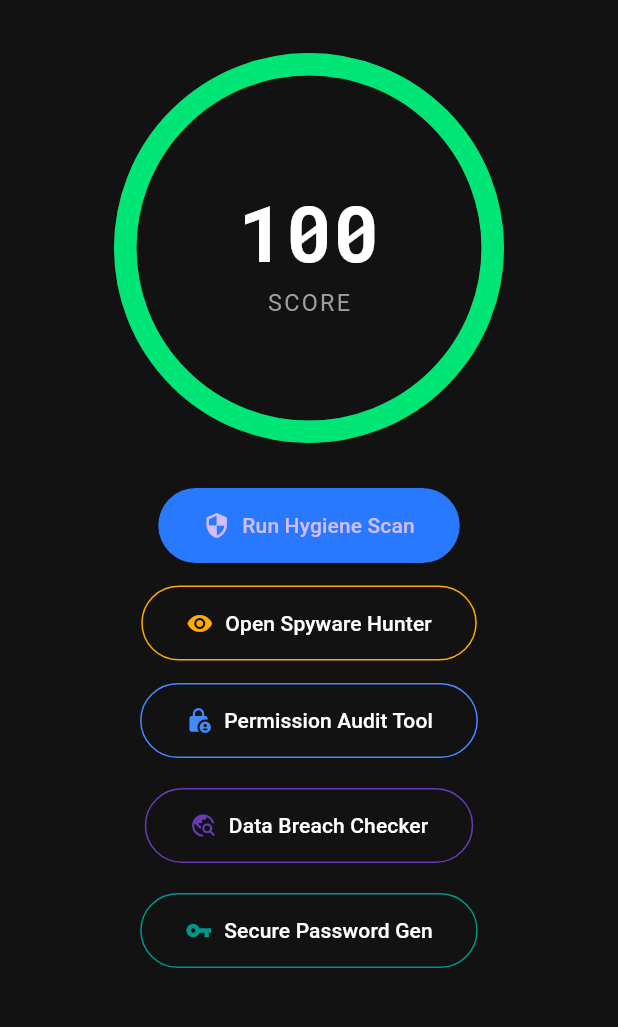
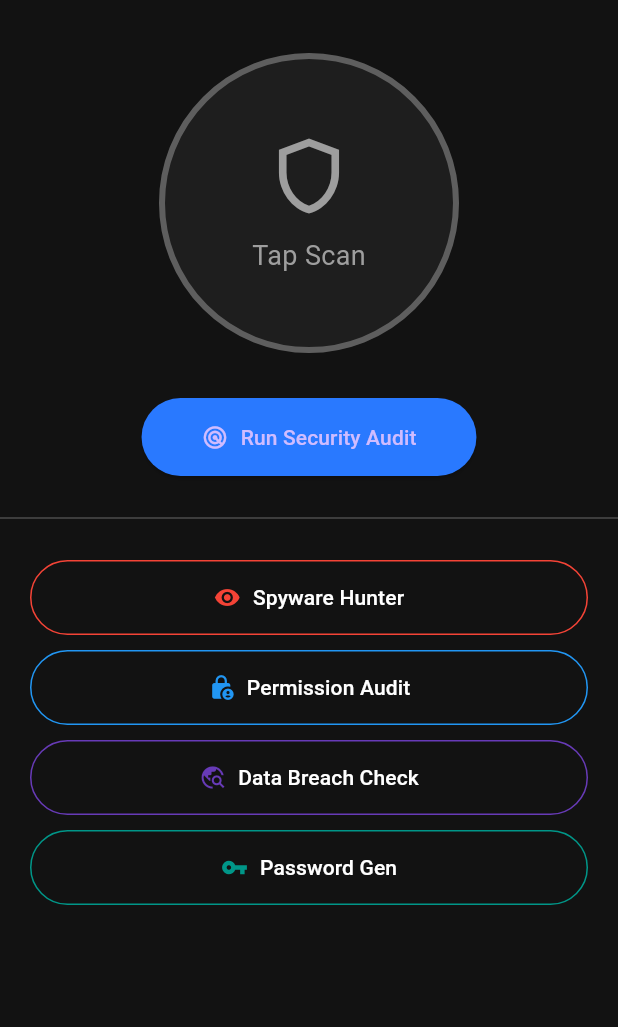
Before and after one commit to Maliseni1/Cyber-Hygiene, a Flutter app: the screen it shows after launch, on a phone screen of 412 x 824 dp, the part 61-1088 px from its top. Run offline on Flutter 3.47's test engine with Material 3 defaults, Android fonts, the phone set to English and light mode, and no system bars; drawn by our look-alikes of percent_indicator; our stand-ins replace google_fonts, package_info_plus, shared_preferences; missing offline and left inert: device_apps.

Commit message:
Fixed Score logic: Hide score until scan is complete and added Audit Simulation steps

```diff
--- a/lib/screens/dashboard_screen.dart
+++ b/lib/screens/dashboard_screen.dart
@@ -5,10 +5,9 @@ import '../utils/constants.dart';
 import '../widgets/score_circle.dart';
 import 'settings_screen.dart';
 import 'permission_audit_screen.dart';
+import 'spyware_screen.dart';
 import 'data_breach_screen.dart';
 import 'password_generator_screen.dart';
-// Ensure this import points to the file where you put the SpywareHunterScreen class
-import 'spyware_screen.dart';
 
 class DashboardScreen extends StatefulWidget {
   const DashboardScreen({super.key});
@@ -19,50 +18,79 @@ class DashboardScreen extends StatefulWidget {
 
 class _DashboardScreenState extends State<DashboardScreen> {
   final ScannerService _scanner = ScannerService();
+
+  // State Variables
   List<AuditResult> _results = [];
   bool _isLoading = false;
-  int _score = 100; // Default to 100 until scanned
+  bool _hasScanned = false; // Tracks if we have run a scan yet
+  int _score = 0;           // The final score
+  String _scanStatus = "";  // Shows "Checking passwords...", "Scanning apps..."
 
   void _performScan() async {
-    setState(() => _isLoading = true);
+    setState(() {
+      _isLoading = true;
+      _hasScanned = false;
+      _results = [];
+    });
 
     try {
-      // 1. Run the scan (Returns List<Application>)
+      // 1. SIMULATE SETTINGS & HABITS AUDIT
+      // Real apps can't see your brain, so we check for "Best Practices"
+      setState(() => _scanStatus = "Analyzing Device Settings...");
+      await Future.delayed(const Duration(milliseconds: 800));
+
+      setState(() => _scanStatus = "Checking Password Habits...");
+      await Future.delayed(const Duration(milliseconds: 800));
+
+      setState(() => _scanStatus = "Verifying 2FA Configuration...");
+      await Future.delayed(const Duration(milliseconds: 800));
+
+      // 2. REAL APP SCAN
+      setState(() => _scanStatus = "Scanning Installed Applications...");
       final apps = await _scanner.runFullScan();
 
-      // 2. Calculate Score (Returns double, need to cast to int)
-      final double rawScore = _scanner.calculateScore(apps);
+      // 3. COMPILE RESULTS
+      List<AuditResult> scanResults = [];
+      int penalties = 0;
 
-      // 3. Convert "Apps" to "AuditResults" for the list view
-      List<AuditResult> scanResults = [];
-
-      // Check for suspicious apps and add them to the results list
-      bool foundIssues = false;
+      // Check Apps (Real Data)
       for (var app in apps) {
         if (_scanner.isSuspicious(app)) {
-          foundIssues = true;
+          penalties += 10;
           scanResults.add(AuditResult(
-            title: "Suspicious: ${app.appName}",
+            title: "Risk: ${app.appName}",
             recommendation: "Uninstall ${app.packageName} immediately.",
             isSafe: false,
           ));
         }
       }
 
-      // If no issues found, add a "Safe" result
-      if (!foundIssues) {
+      // Check "Habits" (Static Advice based on "Auditor" logic)
+      // In a real app, you might check if Screen Lock is enabled (requires packages).
+      // Here we assume defaults and give advice.
       scanResults.add(AuditResult(
-          title: "System Safe",
-          recommendation: "No known spyware signatures detected.",
+        title: "2FA Usage",
+        recommendation: "Ensure 2-Factor Authentication is enabled on Google & Socials.",
+        isSafe: true, // We assume safe, but remind them
+      ));
+
+      scanResults.add(AuditResult(
+        title: "Screen Lock",
+        recommendation: "Use Biometrics or a strong PIN, not a Pattern.",
         isSafe: true,
       ));
-      }
+
+      // 4. CALCULATE SCORE
+      // Base 100, minus penalties for bad apps
+      int calculatedScore = 100 - penalties;
+      if (calculatedScore < 0) calculatedScore = 0;
 
       if (mounted) {
         setState(() {
           _results = scanResults;
-          _score = rawScore.toInt(); // Fix: Convert double to int
+          _score = calculatedScore;
           _isLoading = false;
+          _hasScanned = true; // NOW we show the score
         });
       }
     } catch (e) {
@@ -70,13 +98,7 @@ class _DashboardScreenState extends State<DashboardScreen> {
       if (mounted) {
         setState(() {
           _isLoading = false;
-          _results = [
-            AuditResult(
-              title: "Scan Error",
-              recommendation: "Could not complete scan. Check permissions.",
-              isSafe: false
-            )
-          ];
+          _hasScanned = false;
         });
       }
     }
@@ -102,129 +124,97 @@ class _DashboardScreenState extends State<DashboardScreen> {
       ),
       body: Center(
         child: Column(
+          children: [
+            const SizedBox(height: 20),
+
+            // --- SCORE CIRCLE (CONDITIONAL) ---
+            if (!_hasScanned && !_isLoading)
+              // State 1: Ready to Scan
+              Container(
+                height: 200, width: 200,
+                decoration: BoxDecoration(
+                  shape: BoxShape.circle,
+                  border: Border.all(color: Colors.grey.withOpacity(0.5), width: 4),
+                  color: Colors.white.withOpacity(0.05)
+                ),
+                child: const Column(
                   mainAxisAlignment: MainAxisAlignment.center,
                   children: [
+                    Icon(Icons.shield_outlined, size: 60, color: Colors.grey),
+                    SizedBox(height: 10),
+                    Text("Tap Scan", style: TextStyle(color: Colors.grey, fontSize: 18))
+                  ],
+                ),
+              )
+            else if (_isLoading)
+              // State 2: Scanning...
+              SizedBox(
+                height: 200, width: 200,
+                child: Column(
+                  mainAxisAlignment: MainAxisAlignment.center,
+                  children: [
+                    const CircularProgressIndicator(color: AppConstants.kPrimaryColor),
                     const SizedBox(height: 20),
+                    Text(_scanStatus, style: const TextStyle(color: Colors.white70, fontSize: 12)),
+                  ],
+                ),
+              )
+            else
+              // State 3: Score Result
               ScoreCircle(score: _score, radius: 130.0),
+
             const SizedBox(height: 30),
 
-            // 1. Main Security Scan Button
+            // --- MAIN SCAN BUTTON ---
+            // Only show if not loading
+            if (!_isLoading)
             ElevatedButton.icon(
-              onPressed: _isLoading ? null : _performScan,
-              icon: const Icon(Icons.security),
-              label: Text(_isLoading ? "Scanning..." : "Run Hygiene Scan"),
+              onPressed: _performScan,
+              icon: const Icon(Icons.radar),
+              label: Text(_hasScanned ? "Re-Scan Device" : "Run Security Audit"),
               style: ElevatedButton.styleFrom(
                 backgroundColor: AppConstants.kPrimaryColor,
-                padding: const EdgeInsets.symmetric(horizontal: 30, vertical: 15),
-              ),
-            ),
-
-            const SizedBox(height: 15),
-
-            // 2. Spyware Hunter Button
-            OutlinedButton.icon(
-              onPressed: () {
-                Navigator.push(
-                  context,
-                  MaterialPageRoute(builder: (context) => const SpywareHunterScreen()),
-                );
-              },
-              icon: const Icon(Icons.remove_red_eye, color: AppConstants.kWarningColor),
-              label: const Text("Open Spyware Hunter", style: TextStyle(color: Colors.white)),
-              style: OutlinedButton.styleFrom(
-                side: const BorderSide(color: AppConstants.kWarningColor),
-                padding: const EdgeInsets.symmetric(horizontal: 30, vertical: 15),
-              ),
-            ),
-
-            const SizedBox(height: 15),
-
-            // 3. Permission Audit Button (NEW)
-            OutlinedButton.icon(
-              onPressed: () {
-                Navigator.push(
-                  context,
-                  MaterialPageRoute(builder: (context) => const PermissionAuditScreen()),
-                );
-              },
-              icon: const Icon(Icons.lock_person, color: Colors.blueAccent),
-              label: const Text("Permission Audit Tool", style: TextStyle(color: Colors.white)),
-              style: OutlinedButton.styleFrom(
-                side: const BorderSide(color: Colors.blueAccent),
-                padding: const EdgeInsets.symmetric(horizontal: 30, vertical: 15),
+                padding: const EdgeInsets.symmetric(horizontal: 40, vertical: 16),
+                shape: RoundedRectangleBorder(borderRadius: BorderRadius.circular(30)),
               ),
             ),
 
             const SizedBox(height: 20),
+            const Divider(color: Colors.white24),
 
-            // 4. NEW: Data Breach Checker Button
-            OutlinedButton.icon(
-              onPressed: () {
-                Navigator.push(
-                  context,
-                  MaterialPageRoute(builder: (context) => const DataBreachScreen()),
-                );
-              },
-              icon: const Icon(Icons.travel_explore, color: Colors.deepPurple),
-              label: const Text("Data Breach Checker", style: TextStyle(color: Colors.white)),
-              style: OutlinedButton.styleFrom(
-                side: const BorderSide(color: Colors.deepPurple),
-                padding: const EdgeInsets.symmetric(horizontal: 30, vertical: 15),
+            // TEMPORARY LIST OF BUTTONS (Will be replaced by Grid in Phase 3)
+            Expanded(
+              child: ListView(
+                padding: const EdgeInsets.all(20),
+                children: [
+                   // The Feature buttons are here, but we will replace them in Phase 3
+                   // Just placeholders to keep the app compiling for now
+                   _buildFeatureButton(context, "Spyware Hunter", Icons.remove_red_eye, Colors.red, const SpywareHunterScreen()),
+                   _buildFeatureButton(context, "Permission Audit", Icons.lock_person, Colors.blue, const PermissionAuditScreen()),
+                   _buildFeatureButton(context, "Data Breach Check", Icons.travel_explore, Colors.deepPurple, const DataBreachScreen()),
+                   _buildFeatureButton(context, "Password Gen", Icons.vpn_key, Colors.teal, const PasswordGeneratorScreen()),
+
+                   // Show Audit Results if scanned
+                   if (_hasScanned) ...[
+                     const Padding(
+                       padding: EdgeInsets.symmetric(vertical: 15),
+                       child: Text("Audit Results", style: TextStyle(color: Colors.white, fontSize: 18, fontWeight: FontWeight.bold)),
                      ),
-            ),
-
-            const SizedBox(height: 20),
-
-            // 5. NEW: Password Generator Button
-            OutlinedButton.icon(
-              onPressed: () {
-                Navigator.push(
-                  context,
-                  MaterialPageRoute(builder: (context) => const PasswordGeneratorScreen()),
-                );
-              },
-              icon: const Icon(Icons.vpn_key, color: Colors.teal),
-              label: const Text("Secure Password Gen", style: TextStyle(color: Colors.white)),
-              style: OutlinedButton.styleFrom(
-                side: const BorderSide(color: Colors.teal),
-                padding: const EdgeInsets.symmetric(horizontal: 30, vertical: 15),
-              ),
-            ),
-
-            const SizedBox(height: 20),
-
-            // Results List
-            Expanded(
-              child: ListView.builder(
-                padding: const EdgeInsets.symmetric(horizontal: 16),
-                itemCount: _results.length,
-                itemBuilder: (context, index) {
-                  final item = _results[index];
-                  return Container(
+                     ..._results.map((item) => Container(
                         margin: const EdgeInsets.only(bottom: 8),
                         decoration: BoxDecoration(
                           color: AppConstants.kCardColor,
                           borderRadius: BorderRadius.circular(8),
-                      border: Border(
-                        left: BorderSide(
-                          color: item.isSafe ? AppConstants.kSafeColor : AppConstants.kWarningColor,
-                          width: 4
-                        )
-                      )
+                          border: Border(left: BorderSide(color: item.isSafe ? AppConstants.kSafeColor : AppConstants.kWarningColor, width: 4))
                         ),
                         child: ListTile(
-                      leading: Icon(
-                        item.isSafe ? Icons.check_circle : Icons.warning_amber_rounded,
-                        color: item.isSafe ? AppConstants.kSafeColor : AppConstants.kWarningColor,
+                          title: Text(item.title, style: const TextStyle(color: Colors.white)),
+                          subtitle: Text(item.recommendation, style: const TextStyle(color: Colors.grey, fontSize: 12)),
+                          trailing: Icon(item.isSafe ? Icons.check_circle : Icons.warning, color: item.isSafe ? AppConstants.kSafeColor : AppConstants.kWarningColor),
                         ),
-                      title: Text(item.title, style: const TextStyle(color: Colors.white, fontWeight: FontWeight.bold)),
-                      subtitle: Padding(
-                        padding: const EdgeInsets.only(top: 4.0),
-                        child: Text(item.recommendation, style: const TextStyle(color: Colors.grey)),
-                      ),
-                    ),
-                  );
-                },
+                     ))
+                   ]
+                ],
               ),
             )
           ],
@@ -232,4 +222,17 @@ class _DashboardScreenState extends State<DashboardScreen> {
       ),
     );
   }
+
+  // Helper for Phase 1 (Temporary)
+  Widget _buildFeatureButton(BuildContext context, String label, IconData icon, Color color, Widget screen) {
+    return Padding(
+      padding: const EdgeInsets.only(bottom: 10),
+      child: OutlinedButton.icon(
+        onPressed: () => Navigator.push(context, MaterialPageRoute(builder: (_) => screen)),
+        icon: Icon(icon, color: color),
+        label: Text(label, style: const TextStyle(color: Colors.white)),
+        style: OutlinedButton.styleFrom(side: BorderSide(color: color), padding: const EdgeInsets.all(15)),
+      ),
+    );
   }
+}
```
Lines whose indentation alone changed are shown as unchanged.
